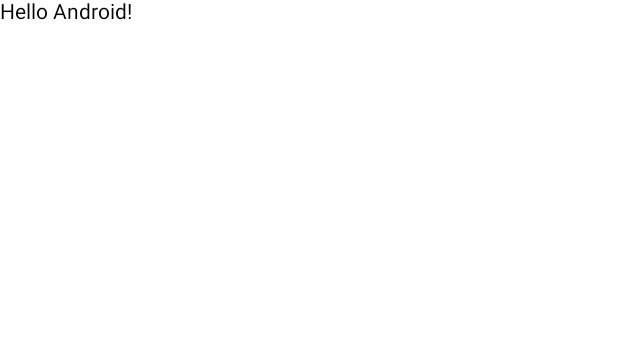
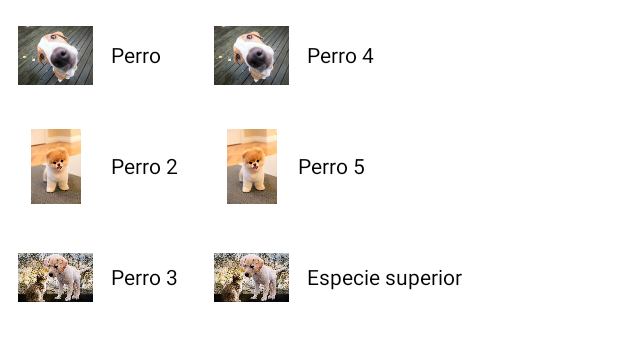
Before and after one commit to CarlosGregorioGamez/PMDM2.0, an Android app built with Jetpack Compose: the @Preview function GreetingPreview, on a phone screen of 412 x 824 dp. Shown: the top 341 px of the screen. Run offline under Robolectric (Android 15) with nearby library versions, the phone set to English and light mode, and no system bars; missing, so only their content is drawn: SpotifyTheme.

Commit message:
Creados los componentes, falta estado y retocar

```diff
--- a/Cosas/app/src/main/java/com/example/spotify/MainActivity.kt
+++ b/Cosas/app/src/main/java/com/example/spotify/MainActivity.kt
@@ -5,6 +5,7 @@ import androidx.activity.ComponentActivity
 import androidx.activity.compose.setContent
 import androidx.activity.enableEdgeToEdge
 import androidx.compose.foundation.layout.Arrangement
+import androidx.compose.foundation.layout.Column
 import androidx.compose.foundation.layout.Row
 import androidx.compose.foundation.layout.fillMaxSize
 import androidx.compose.foundation.layout.padding
@@ -18,11 +19,15 @@ import androidx.compose.material3.Scaffold
 import androidx.compose.material3.Text
 import androidx.compose.material3.TopAppBar
 import androidx.compose.runtime.Composable
+import androidx.compose.ui.Alignment
 import androidx.compose.ui.Modifier
 import androidx.compose.ui.focus.focusModifier
 import androidx.compose.ui.tooling.preview.Preview
 import androidx.compose.ui.unit.dp
+import com.example.spotify.components.ImagesGrid
 import com.example.spotify.ui.theme.SpotifyTheme
+import com.example.spotify.R
+import com.example.spotify.components.ImagesList
 
 class MainActivity : ComponentActivity() {
     @OptIn(ExperimentalMaterial3Api::class)
@@ -32,7 +37,7 @@ class MainActivity : ComponentActivity() {
         setContent {
             SpotifyTheme {
                 Scaffold(
-                    modifier = Modifier.fillMaxSize(),
+                    modifier = Modifier.fillMaxSize().padding(10.dp),
                     topBar = {
                         TopAppBar(
                             title = {
@@ -53,10 +58,14 @@ class MainActivity : ComponentActivity() {
                         )
                     }
                 ) { innerPadding ->
-                    Greeting(
-                        name = "Android",
-                        modifier = Modifier.padding(innerPadding)
-                    )
+                    Column(
+                        modifier = Modifier.fillMaxSize(),
+                        verticalArrangement = Arrangement.Center,
+                        horizontalAlignment = Alignment.CenterHorizontally
+                    ) {
+                        ImagesGrid(modifier = Modifier.padding(paddingValues = innerPadding))
+                        ImagesList(modifier = Modifier.padding(paddingValues = innerPadding))
+                    }
                 }
             }
         }
@@ -75,6 +84,6 @@ fun Greeting(name: String, modifier: Modifier = Modifier) {
 @Composable
 fun GreetingPreview() {
     SpotifyTheme {
-        Greeting("Android")
+        ImagesGrid(modifier = Modifier)
     }
 }
--- /dev/null
+++ b/Cosas/app/src/main/java/com/example/spotify/components/ImagesGrid.kt
@@ -0,0 +1,198 @@
+package com.example.spotify.components
+
+import androidx.compose.foundation.Image
+import androidx.compose.foundation.layout.Arrangement
+import androidx.compose.foundation.layout.Column
+import androidx.compose.foundation.layout.Row
+import androidx.compose.foundation.layout.height
+import androidx.compose.foundation.layout.padding
+import androidx.compose.foundation.layout.width
+import androidx.compose.material3.Text
+import androidx.compose.runtime.Composable
+import androidx.compose.ui.Alignment
+import androidx.compose.ui.Modifier
+import androidx.compose.ui.res.painterResource
+import androidx.compose.ui.tooling.preview.Preview
+import androidx.compose.ui.unit.dp
+import com.example.spotify.R
+
+@Composable
+fun ImagesGrid(modifier: Modifier) {
+    Row {
+        Column() {
+            Row(
+                modifier = Modifier.padding(6.dp),
+                horizontalArrangement = Arrangement.Center,
+                verticalAlignment = Alignment.CenterVertically
+            ) {
+                Column(
+                    modifier = Modifier.padding(6.dp),
+                    verticalArrangement = Arrangement.Center,
+                    horizontalAlignment = Alignment.CenterHorizontally
+                ) {
+                    Image(
+                        painter = painterResource(R.drawable.dog1),
+                        contentDescription = "Isaac",
+                        modifier = Modifier
+                            .height(height = 50.dp)
+                            .width(width = 50.dp)
+                    )
+                }
+
+                Column(
+                    modifier = Modifier.padding(6.dp),
+                    verticalArrangement = Arrangement.Center,
+                    horizontalAlignment = Alignment.CenterHorizontally
+                ) {
+                    Text(text = "Perro")
+                }
+            }
+            Row(
+                modifier = Modifier.padding(6.dp),
+                horizontalArrangement = Arrangement.Center,
+                verticalAlignment = Alignment.CenterVertically
+            ) {
+                Column(
+                    modifier = Modifier.padding(6.dp),
+                    verticalArrangement = Arrangement.Center,
+                    horizontalAlignment = Alignment.CenterHorizontally
+                ) {
+                    Image(
+                        painter = painterResource(R.drawable.dog2),
+                        contentDescription = "Isaac",
+                        modifier = Modifier
+                            .height(height = 50.dp)
+                            .width(width = 50.dp)
+                    )
+                }
+
+                Column(
+                    modifier = Modifier.padding(6.dp),
+                    verticalArrangement = Arrangement.Center,
+                    horizontalAlignment = Alignment.CenterHorizontally
+                ) {
+                    Text(text = "Perro 2")
+                }
+            }
+
+            Row(
+                modifier = Modifier.padding(6.dp),
+                horizontalArrangement = Arrangement.Center,
+                verticalAlignment = Alignment.CenterVertically
+            ) {
+                Column(
+                    modifier = Modifier.padding(6.dp),
+                    verticalArrangement = Arrangement.Center,
+                    horizontalAlignment = Alignment.CenterHorizontally
+                ) {
+                    Image(
+                        painter = painterResource(R.drawable.dog3),
+                        contentDescription = "Isaac",
+                        modifier = Modifier
+                            .height(height = 50.dp)
+                            .width(width = 50.dp)
+                    )
+                }
+
+                Column(
+                    modifier = Modifier.padding(6.dp),
+                    verticalArrangement = Arrangement.Center,
+                    horizontalAlignment = Alignment.CenterHorizontally
+                ) {
+                    Text(text = "Perro 3")
+                }
+            }
+        }
+
+        Column() {
+            Row(
+                modifier = Modifier.padding(6.dp),
+                horizontalArrangement = Arrangement.Center,
+                verticalAlignment = Alignment.CenterVertically
+            ) {
+                Column(
+                    modifier = Modifier.padding(6.dp),
+                    verticalArrangement = Arrangement.Center,
+                    horizontalAlignment = Alignment.CenterHorizontally
+                ) {
+                    Image(
+                        painter = painterResource(R.drawable.dog1),
+                        contentDescription = "Isaac",
+                        modifier = Modifier
+                            .height(height = 50.dp)
+                            .width(width = 50.dp)
+                    )
+                }
+
+                Column(
+                    modifier = Modifier.padding(6.dp),
+                    verticalArrangement = Arrangement.Center,
+                    horizontalAlignment = Alignment.CenterHorizontally
+                ) {
+                    Text(text = "Perro 4")
+                }
+            }
+            Row(
+                modifier = Modifier.padding(6.dp),
+                horizontalArrangement = Arrangement.Center,
+                verticalAlignment = Alignment.CenterVertically
+            ) {
+                Column(
+                    modifier = Modifier.padding(6.dp),
+                    verticalArrangement = Arrangement.Center,
+                    horizontalAlignment = Alignment.CenterHorizontally
+                ) {
+                    Image(
+                        painter = painterResource(R.drawable.dog2),
+                        contentDescription = "Isaac",
+                        modifier = Modifier
+                            .height(height = 50.dp)
+                            .width(width = 50.dp)
+                    )
+                }
+
+                Column(
+                    modifier = Modifier,
+                    verticalArrangement = Arrangement.Center,
+                    horizontalAlignment = Alignment.CenterHorizontally
+                ) {
+                    Text(text = "Perro 5")
+                }
+            }
+
+            Row(
+                modifier = Modifier.padding(6.dp),
+                horizontalArrangement = Arrangement.Center,
+                verticalAlignment = Alignment.CenterVertically
+            ) {
+                Column(
+                    modifier = Modifier.padding(6.dp),
+                    verticalArrangement = Arrangement.Center,
+                    horizontalAlignment = Alignment.CenterHorizontally
+                ) {
+                    Image(
+                        painter = painterResource(R.drawable.dog3),
+                        contentDescription = "Isaac",
+                        modifier = Modifier
+                            .height(height = 50.dp)
+                            .width(width = 50.dp)
+                    )
+                }
+
+                Column(
+                    modifier = Modifier.padding(6.dp),
+                    verticalArrangement = Arrangement.Center,
+                    horizontalAlignment = Alignment.CenterHorizontally
+                ) {
+                    Text(text = "Especie superior")
+                }
+            }
+        }
+    }
+}
+
+@Preview
+@Composable
+fun ImagesGridPreview() {
+    ImagesGrid(modifier = Modifier)
+}
--- a/Cosas/app/src/main/java/com/example/spotify/components/ImagesList.kt
+++ b/Cosas/app/src/main/java/com/example/spotify/components/ImagesList.kt
@@ -1,7 +1,6 @@
 package com.example.spotify.components
 
 import androidx.compose.foundation.Image
-import androidx.compose.foundation.horizontalScroll
 import androidx.compose.foundation.layout.Arrangement
 import androidx.compose.foundation.layout.Box
 import androidx.compose.foundation.layout.Row
@@ -18,25 +17,27 @@ import com.example.spotify.R
 
 
 @Composable
-fun ImagesList() {
-    Box() {
+fun ImagesList(modifier: Modifier) {
+    Box(
+        modifier = Modifier.padding(10.dp)
+    ) {
         Row(
             modifier = Modifier,
             horizontalArrangement = Arrangement.Center,
             verticalAlignment = Alignment.Bottom
         ) {
             Image(
-                painter = painterResource(id = R.drawable.imagen3),
+                painter = painterResource(id = R.drawable.dog1),
                 contentDescription = "Imagen bonita",
                 modifier = Modifier.height(height = 50.dp).width(width = 50.dp)
             )
             Image(
-                painter = painterResource(id = R.drawable.imagen2),
+                painter = painterResource(id = R.drawable.dog2),
                 contentDescription = "Imagen bonita",
                 modifier = Modifier.height(height = 50.dp).width(width = 50.dp)
             )
             Image(
-                painter = painterResource(id = R.drawable.imagen1),
+                painter = painterResource(id = R.drawable.dog3),
                 contentDescription = "Imagen bonita",
                 modifier = Modifier.height(height = 50.dp).width(width = 50.dp)
             )
@@ -47,5 +48,5 @@ fun ImagesList() {
 @Preview
 @Composable
 fun ImageListPreview(){
-    ImagesList()
+    ImagesList(modifier = Modifier)
 }
```
Also changed, not shown: Cosas/app/src/main/res/drawable/dog1.jpg (added), Cosas/app/src/main/res/drawable/dog2.jpg (added), Cosas/app/src/main/res/drawable/dog3.jpg (added), Cosas/app/src/main/res/drawable/imagen1.gif (deleted), Cosas/app/src/main/res/drawable/imagen2.gif (deleted), Cosas/app/src/main/res/drawable/imagen3.gif (deleted).
